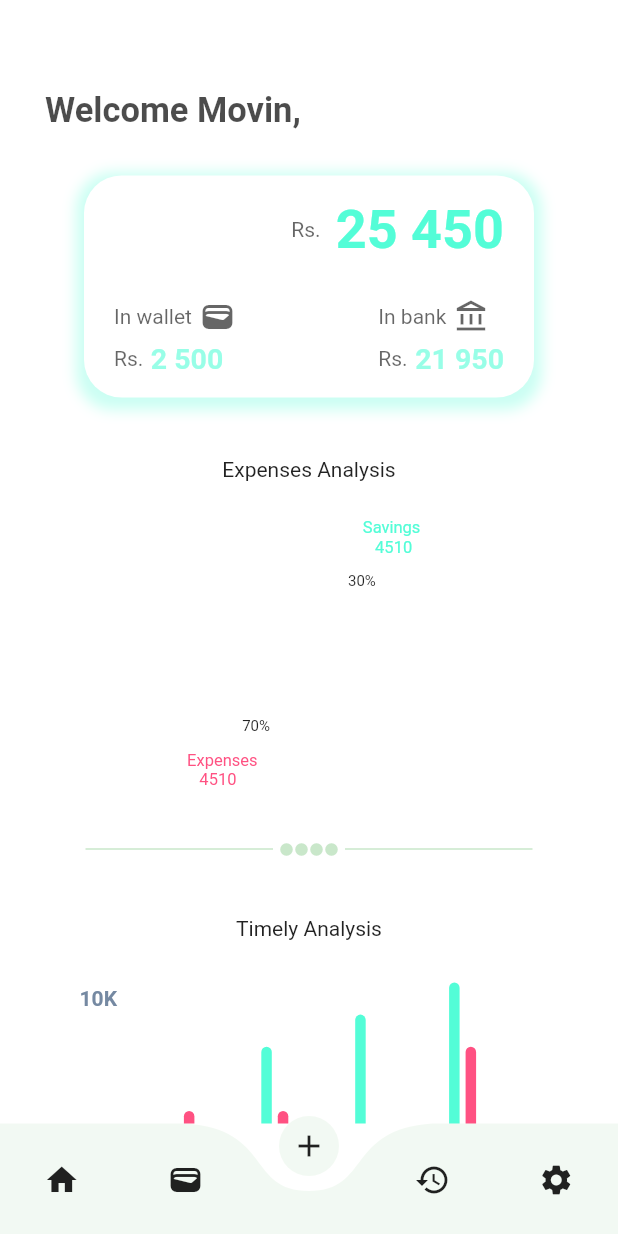
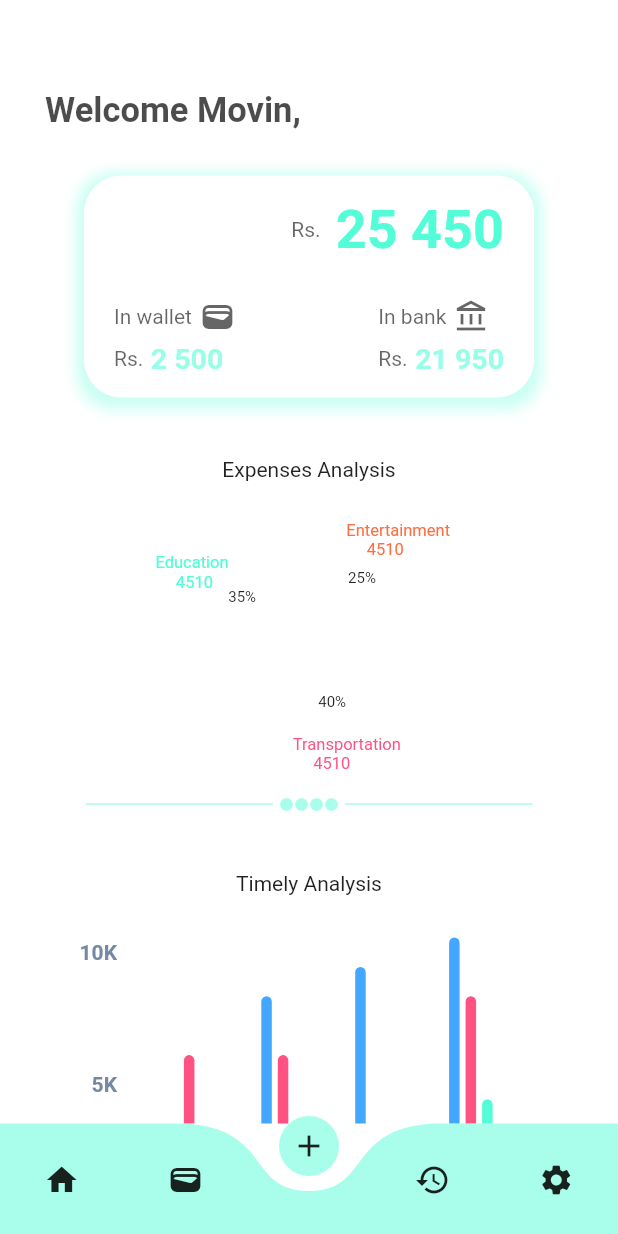
Before and after one commit to movinsilva/money_manager, a Flutter app: the HomePage screen opened by its route, on a phone screen of 412 x 824 dp. Run offline on Flutter 3.47's test engine with Material 2 defaults, Android fonts, the phone set to English and light mode, and no system bars; drawn by our look-alikes of curved_navigation_bar, fl_chart; our stand-ins replace local_auth.

Commit message:
dashboard completed

```diff
--- a/lib/charts/pie_chart_section.dart
+++ b/lib/charts/pie_chart_section.dart
@@ -11,10 +11,10 @@ List<PieChartSectionData> getSections(Color themeColor) => PieData.data.asMap().
     titleStyle: TextStyle(
       fontSize: 10,
     ),
-    radius: 30,
+    radius: 20,
     borderSide: BorderSide(color: data.color,width: 1),
-    badgeWidget: Text("${data.name} \n   4510", style: TextStyle(color: data.color, fontSize: 11),),
-    badgePositionPercentageOffset: 1.7
+    badgeWidget: Text("${data.name} \n     4510", style: TextStyle(color: data.color, fontSize: 11),),
+    badgePositionPercentageOffset: 2.3
   );
   return MapEntry(index, value);
 
--- a/lib/charts/savings_bar_chart.dart
+++ b/lib/charts/savings_bar_chart.dart
@@ -9,9 +9,9 @@ class SavingsBarChart extends StatefulWidget {
 }
 
 class _SavingsBarChartState extends State<SavingsBarChart> {
-  final Color leftBarColor = const Color(0xff53fdd7);
+  final Color leftBarColor = const Color(0xFF43A7FF);
   final Color rightBarColor = const Color(0xffff5182);
-  final Color incomeBarColor = Colors.blue;
+  final Color incomeBarColor = const Color(0xff53fdd7);
   final double width = 7;
 
   late List<BarChartGroupData> rawBarGroups;
@@ -140,8 +140,26 @@ class _SavingsBarChartState extends State<SavingsBarChart> {
                 ),
               ),
               const SizedBox(
-                height: 12,
+                height: 18,
               ),
+              Row(
+                mainAxisAlignment: MainAxisAlignment.center,
+                children: [
+                  Icon(Icons.circle,size:10, color: Colors.blue,),
+                  SizedBox(width: 4,),
+                  Text("Income", style: TextStyle(fontSize: 10, color: Theme.of(context).colorScheme.onBackground.withOpacity(0.6),),),
+                  SizedBox(width: 20,),
+                  Icon(Icons.circle,size:10, color:  Color(0xffff5182),),
+                  SizedBox(width: 4,),
+                  Text("Expenses", style: TextStyle(fontSize: 10, color: Theme.of(context).colorScheme.onBackground.withOpacity(0.6),),),
+                  SizedBox(width: 20,),
+                  Icon(Icons.circle,size:10, color: Color(0xff53fdd7),),
+                  SizedBox(width: 4,),
+                  Text("Savings", style: TextStyle(fontSize: 10, color: Theme.of(context).colorScheme.onBackground.withOpacity(0.6),),),
+                  SizedBox(width: 20,),
+
+                ],
+              )
             ],
           ),
         ),
--- a/lib/data/pie_chart_data.dart
+++ b/lib/data/pie_chart_data.dart
@@ -3,8 +3,9 @@ import 'package:flutter/material.dart';
 class PieData {
 
   static List<Data> data = [
-    Data(name: 'Expenses', percent: 70, color: const Color(0xffff5182)),
-    Data(name: 'Savings', percent: 30, color: const Color(0xff53fdd7)),
+    Data(name: 'Transportation', percent: 40, color: const Color(0xffff5182)),
+    Data(name: 'Education', percent: 35, color: const Color(0xff53fdd7)),
+    Data(name: 'Entertainment', percent: 25, color: Colors.deepOrangeAccent)
   ];
 
 
--- a/lib/main.dart
+++ b/lib/main.dart
@@ -19,7 +19,7 @@ class MyApp extends StatelessWidget {
       themeMode: ThemeMode.system,
       theme: MyThemes.lightTheme,
       darkTheme: MyThemes.darkTheme,
-      initialRoute: '/',
+      initialRoute: '/authenticate',
       onGenerateRoute: RouteGenerator.generateRoute,
     );
   }
--- a/lib/pages/dashboard_container.dart
+++ b/lib/pages/dashboard_container.dart
@@ -4,7 +4,7 @@ import 'package:money_manager/charts/pie_chart_section.dart';
 import 'package:money_manager/charts/savings_bar_chart.dart';
 import 'package:provider/provider.dart';
 
-Color green30 = Colors.green.withOpacity(0.3);
+Color green30 = const Color(0xff53fdd7).withOpacity(0.5);
 
 class DashboardContainer extends StatefulWidget {
   const DashboardContainer({Key? key}) : super(key: key);
@@ -135,7 +135,7 @@ class _DashboardContainerState extends State<DashboardContainer> {
                   Text("Expenses Analysis"),
                   SizedBox(height: 40,),
                   SizedBox(
-                    height: 150,
+                    height: 120,
                     child: PieChart(
                         PieChartData(
                             sections: getSections(themeColor),
@@ -162,15 +162,26 @@ class _DashboardContainerState extends State<DashboardContainer> {
 
                   SavingsBarChart(),
 
-                  SizedBox(height: 50,),
+                  SizedBox(height: 20,),
                   breakerLine(),
                   SizedBox(height: 20,),
 
                   Text("Top spending of the month"),
                   SizedBox(height: 40,),
-                  spendingTile(),
-                  spendingTile(),
-                  spendingTile(),
+                  spendingTile(mainColor.withOpacity(0.8)),
+                  spendingTile(mainColor.withOpacity(0.8)),
+                  spendingTile(mainColor.withOpacity(0.8)),
+
+                  SizedBox(height: 20,),
+                  breakerLine(),
+
+                  SizedBox(height: 30,),
+
+                  Text("Most Recent Transactions"),
+                  SizedBox(height: 40,),
+                  spendingTile(mainColor.withOpacity(0.8)),
+                  spendingTile(mainColor.withOpacity(0.8)),
+                  spendingTile(mainColor.withOpacity(0.8)),
                 ],
               ),
             ),
@@ -181,10 +192,9 @@ class _DashboardContainerState extends State<DashboardContainer> {
       ),
     );
   }
-}
 
 
-Container spendingTile() {
+  Container spendingTile(Color txtColor) {
     return Container(
       margin: const EdgeInsets.only(bottom: 20, top: 0),
       child: Row(
@@ -199,10 +209,10 @@ Container spendingTile() {
             crossAxisAlignment: CrossAxisAlignment.start,
             children: [
               Text("Stationery", style: TextStyle(
-                fontSize: 16
+                  fontSize: 16, color: txtColor,
               ),),
               Text("Rs. 1510", style: TextStyle(
-              fontSize: 12,
+                fontSize: 12, color: txtColor,
               ),),
             ],
           ),
@@ -236,3 +246,7 @@ Widget breakerLine() {
       ],
     );
   }
+
+
+
+}
--- a/lib/pages/home_page.dart
+++ b/lib/pages/home_page.dart
@@ -34,7 +34,7 @@ class _HomePageState extends State<HomePage> {
       bottomNavigationBar: CurvedNavigationBar(
         items: items,
         index: index,
-        color: Colors.green.withOpacity(0.07),
+        color: const Color(0xff53fdd7).withOpacity(0.5),
         backgroundColor: themeColor,
         onTap: (index) => setState(() => this.index = index),
       ),
```
Lines whose indentation alone changed are shown as unchanged.
